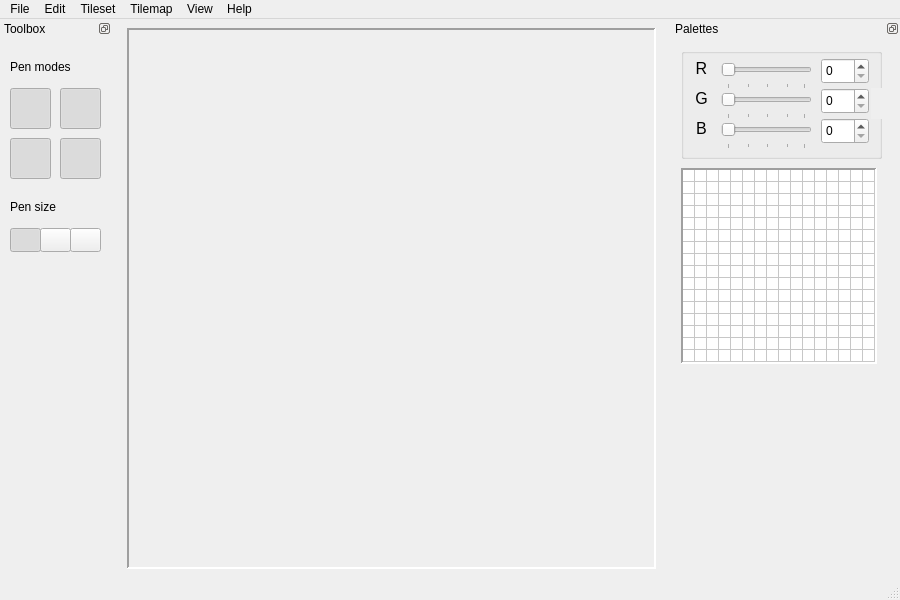
First picture: the form in mainwindow.ui, repository LoxoSoftware/RetroMap, before the edit.
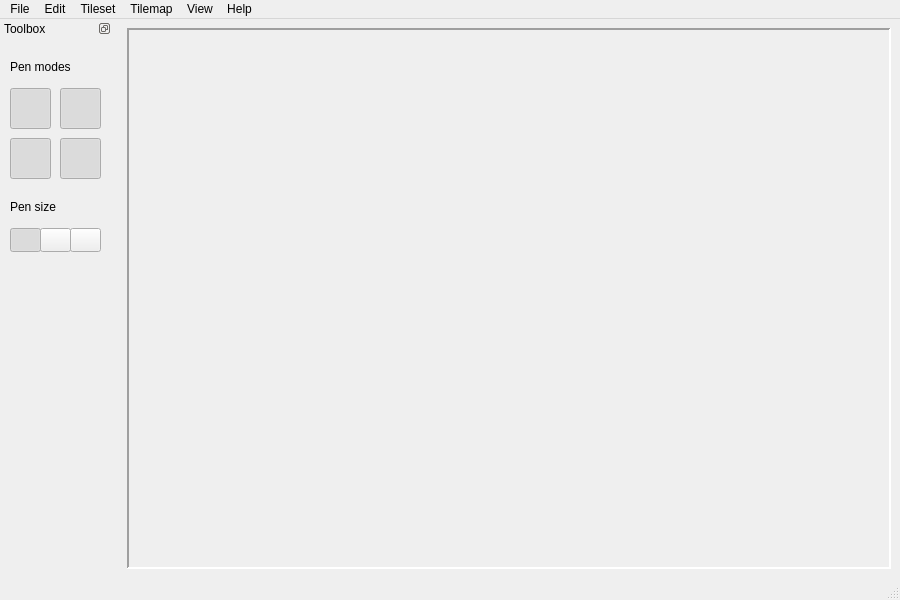
Second picture: the form after the edit. Icons and pictures are not drawn.

Commit message: Bring palette editor into a separate class

The edit to the form file:
```diff
--- a/mainwindow.ui
+++ b/mainwindow.ui
@@ -45,8 +45,8 @@
         <rect>
          <x>0</x>
          <y>0</y>
-         <width>545</width>
-         <height>546</height>
+         <width>771</width>
+         <height>520</height>
         </rect>
        </property>
       </widget>
@@ -381,474 +381,6 @@
     </widget>
    </widget>
   </widget>
-  <widget class="QDockWidget" name="dckPalette">
-   <property name="sizePolicy">
-    <sizepolicy hsizetype="Preferred" vsizetype="Minimum">
-     <horstretch>0</horstretch>
-     <verstretch>0</verstretch>
-    </sizepolicy>
-   </property>
-   <property name="minimumSize">
-    <size>
-     <width>229</width>
-     <height>360</height>
-    </size>
-   </property>
-   <property name="maximumSize">
-    <size>
-     <width>229</width>
-     <height>360</height>
-    </size>
-   </property>
-   <property name="features">
-    <set>QDockWidget::DockWidgetFeature::DockWidgetFloatable|QDockWidget::DockWidgetFeature::DockWidgetMovable</set>
-   </property>
-   <property name="allowedAreas">
-    <set>Qt::DockWidgetArea::LeftDockWidgetArea|Qt::DockWidgetArea::RightDockWidgetArea</set>
-   </property>
-   <property name="windowTitle">
-    <string>Palettes</string>
-   </property>
-   <attribute name="dockWidgetArea">
-    <number>2</number>
-   </attribute>
-   <widget class="QWidget" name="dckPalette_content">
-    <widget class="QTableWidget" name="tblPalette">
-     <property name="geometry">
-      <rect>
-       <x>10</x>
-       <y>130</y>
-       <width>196</width>
-       <height>196</height>
-      </rect>
-     </property>
-     <property name="minimumSize">
-      <size>
-       <width>196</width>
-       <height>196</height>
-      </size>
-     </property>
-     <property name="maximumSize">
-      <size>
-       <width>196</width>
-       <height>196</height>
-      </size>
-     </property>
-     <property name="font">
-      <font>
-       <pointsize>1</pointsize>
-       <italic>false</italic>
-       <kerning>false</kerning>
-      </font>
-     </property>
-     <property name="frameShape">
-      <enum>QFrame::Shape::Panel</enum>
-     </property>
-     <property name="frameShadow">
-      <enum>QFrame::Shadow::Sunken</enum>
-     </property>
-     <property name="lineWidth">
-      <number>2</number>
-     </property>
-     <property name="editTriggers">
-      <set>QAbstractItemView::EditTrigger::NoEditTriggers</set>
-     </property>
-     <property name="tabKeyNavigation">
-      <bool>false</bool>
-     </property>
-     <property name="showDropIndicator" stdset="0">
-      <bool>false</bool>
-     </property>
-     <property name="dragEnabled">
-      <bool>false</bool>
-     </property>
-     <property name="dragDropOverwriteMode">
-      <bool>false</bool>
-     </property>
-     <property name="dragDropMode">
-      <enum>QAbstractItemView::DragDropMode::NoDragDrop</enum>
-     </property>
-     <property name="defaultDropAction">
-      <enum>Qt::DropAction::MoveAction</enum>
-     </property>
-     <property name="alternatingRowColors">
-      <bool>false</bool>
-     </property>
-     <property name="selectionMode">
-      <enum>QAbstractItemView::SelectionMode::ContiguousSelection</enum>
-     </property>
-     <property name="textElideMode">
-      <enum>Qt::TextElideMode::ElideNone</enum>
-     </property>
-     <property name="gridStyle">
-      <enum>Qt::PenStyle::SolidLine</enum>
-     </property>
-     <property name="wordWrap">
-      <bool>false</bool>
-     </property>
-     <property name="cornerButtonEnabled">
-      <bool>false</bool>
-     </property>
-     <property name="rowCount">
-      <number>16</number>
-     </property>
-     <attribute name="horizontalHeaderVisible">
-      <bool>false</bool>
-     </attribute>
-     <attribute name="horizontalHeaderMinimumSectionSize">
-      <number>12</number>
-     </attribute>
-     <attribute name="horizontalHeaderDefaultSectionSize">
-      <number>12</number>
-     </attribute>
-     <attribute name="verticalHeaderVisible">
-      <bool>false</bool>
-     </attribute>
-     <attribute name="verticalHeaderMinimumSectionSize">
-      <number>12</number>
-     </attribute>
-     <attribute name="verticalHeaderDefaultSectionSize">
-      <number>12</number>
-     </attribute>
-     <row/>
-     <row/>
-     <row/>
-     <row/>
-     <row/>
-     <row/>
-     <row/>
-     <row/>
-     <row/>
-     <row/>
-     <row/>
-     <row/>
-     <row/>
-     <row/>
-     <row/>
-     <row/>
-     <column>
-      <property name="text">
-       <string/>
-      </property>
-     </column>
-     <column>
-      <property name="text">
-       <string/>
-      </property>
-     </column>
-     <column>
-      <property name="text">
-       <string/>
-      </property>
-     </column>
-     <column>
-      <property name="text">
-       <string/>
-      </property>
-     </column>
-     <column>
-      <property name="text">
-       <string/>
-      </property>
-     </column>
-     <column>
-      <property name="text">
-       <string/>
-      </property>
-     </column>
-     <column>
-      <property name="text">
-       <string/>
-      </property>
-     </column>
-     <column>
-      <property name="text">
-       <string/>
-      </property>
-     </column>
-     <column>
-      <property name="text">
-       <string/>
-      </property>
-     </column>
-     <column>
-      <property name="text">
-       <string/>
-      </property>
-     </column>
-     <column>
-      <property name="text">
-       <string/>
-      </property>
-     </column>
-     <column>
-      <property name="text">
-       <string/>
-      </property>
-     </column>
-     <column>
-      <property name="text">
-       <string/>
-      </property>
-     </column>
-     <column>
-      <property name="text">
-       <string/>
-      </property>
-     </column>
-     <column>
-      <property name="text">
-       <string/>
-      </property>
-     </column>
-     <column>
-      <property name="text">
-       <string notr="true"/>
-      </property>
-     </column>
-     <item row="5" column="6">
-      <property name="text">
-       <string/>
-      </property>
-     </item>
-     <item row="6" column="8">
-      <property name="text">
-       <string/>
-      </property>
-     </item>
-    </widget>
-    <widget class="QGroupBox" name="grpColoredit">
-     <property name="geometry">
-      <rect>
-       <x>10</x>
-       <y>10</y>
-       <width>201</width>
-       <height>111</height>
-      </rect>
-     </property>
-     <property name="title">
-      <string notr="true"/>
-     </property>
-     <widget class="QSpinBox" name="spbRedChannel">
-      <property name="geometry">
-       <rect>
-        <x>140</x>
-        <y>10</y>
-        <width>48</width>
-        <height>26</height>
-       </rect>
-      </property>
-      <property name="maximum">
-       <number>31</number>
-      </property>
-      <property name="displayIntegerBase">
-       <number>16</number>
-      </property>
-     </widget>
-     <widget class="QSlider" name="sliRedChannel">
-      <property name="geometry">
-       <rect>
-        <x>40</x>
-        <y>10</y>
-        <width>91</width>
-        <height>31</height>
-       </rect>
-      </property>
-      <property name="maximum">
-       <number>31</number>
-      </property>
-      <property name="pageStep">
-       <number>8</number>
-      </property>
-      <property name="orientation">
-       <enum>Qt::Orientation::Horizontal</enum>
-      </property>
-      <property name="invertedAppearance">
-       <bool>false</bool>
-      </property>
-      <property name="invertedControls">
-       <bool>false</bool>
-      </property>
-      <property name="tickPosition">
-       <enum>QSlider::TickPosition::TicksBelow</enum>
-      </property>
-      <property name="tickInterval">
-       <number>8</number>
-      </property>
-     </widget>
-     <widget class="QSlider" name="sliBlueChannel">
-      <property name="geometry">
-       <rect>
-        <x>40</x>
-        <y>70</y>
-        <width>91</width>
-        <height>31</height>
-       </rect>
-      </property>
-      <property name="maximum">
-       <number>31</number>
-      </property>
-      <property name="pageStep">
-       <number>8</number>
-      </property>
-      <property name="orientation">
-       <enum>Qt::Orientation::Horizontal</enum>
-      </property>
-      <property name="invertedAppearance">
-       <bool>false</bool>
-      </property>
-      <property name="invertedControls">
-       <bool>false</bool>
-      </property>
-      <property name="tickPosition">
-       <enum>QSlider::TickPosition::TicksBelow</enum>
-      </property>
-      <property name="tickInterval">
-       <number>8</number>
-      </property>
-     </widget>
-     <widget class="QSpinBox" name="spbGreenChannel">
-      <property name="geometry">
-       <rect>
-        <x>140</x>
-        <y>40</y>
-        <width>48</width>
-        <height>26</height>
-       </rect>
-      </property>
-      <property name="maximum">
-       <number>31</number>
-      </property>
-      <property name="displayIntegerBase">
-       <number>16</number>
-      </property>
-     </widget>
-     <widget class="QSlider" name="sliGreenChannel">
-      <property name="geometry">
-       <rect>
-        <x>40</x>
-        <y>40</y>
-        <width>91</width>
-        <height>31</height>
-       </rect>
-      </property>
-      <property name="maximum">
-       <number>31</number>
-      </property>
-      <property name="pageStep">
-       <number>8</number>
-      </property>
-      <property name="orientation">
-       <enum>Qt::Orientation::Horizontal</enum>
-      </property>
-      <property name="invertedAppearance">
-       <bool>false</bool>
-      </property>
-      <property name="invertedControls">
-       <bool>false</bool>
-      </property>
-      <property name="tickPosition">
-       <enum>QSlider::TickPosition::TicksBelow</enum>
-      </property>
-      <property name="tickInterval">
-       <number>8</number>
-      </property>
-     </widget>
-     <widget class="QLabel" name="lblGreenChannel">
-      <property name="geometry">
-       <rect>
-        <x>10</x>
-        <y>40</y>
-        <width>21</width>
-        <height>21</height>
-       </rect>
-      </property>
-      <property name="font">
-       <font>
-        <pointsize>12</pointsize>
-       </font>
-      </property>
-      <property name="text">
-       <string>G</string>
-      </property>
-      <property name="alignment">
-       <set>Qt::AlignmentFlag::AlignCenter</set>
-      </property>
-     </widget>
-     <widget class="QLabel" name="lblRedChannel">
-      <property name="geometry">
-       <rect>
-        <x>10</x>
-        <y>10</y>
-        <width>21</width>
-        <height>21</height>
-       </rect>
-      </property>
-      <property name="font">
-       <font>
-        <pointsize>12</pointsize>
-       </font>
-      </property>
-      <property name="text">
-       <string>R</string>
-      </property>
-      <property name="alignment">
-       <set>Qt::AlignmentFlag::AlignCenter</set>
-      </property>
-     </widget>
-     <widget class="QSpinBox" name="spbBlueChannel">
-      <property name="geometry">
-       <rect>
-        <x>140</x>
-        <y>70</y>
-        <width>48</width>
-        <height>26</height>
-       </rect>
-      </property>
-      <property name="maximum">
-       <number>31</number>
-      </property>
-      <property name="displayIntegerBase">
-       <number>16</number>
-      </property>
-     </widget>
-     <widget class="QLabel" name="lblBlueChannel">
-      <property name="geometry">
-       <rect>
-        <x>10</x>
-        <y>70</y>
-        <width>21</width>
-        <height>21</height>
-       </rect>
-      </property>
-      <property name="font">
-       <font>
-        <pointsize>12</pointsize>
-       </font>
-      </property>
-      <property name="text">
-       <string>B</string>
-      </property>
-      <property name="alignment">
-       <set>Qt::AlignmentFlag::AlignCenter</set>
-      </property>
-     </widget>
-    </widget>
-    <widget class="QWidget" name="widPrimaryColor" native="true">
-     <property name="geometry">
-      <rect>
-       <x>200</x>
-       <y>50</y>
-       <width>21</width>
-       <height>31</height>
-      </rect>
-     </property>
-     <property name="autoFillBackground">
-      <bool>true</bool>
-     </property>
-    </widget>
-   </widget>
-  </widget>
   <action name="actionQuit">
    <property name="icon">
     <iconset theme="application-exit"/>
```
Left out of the diff: 2 changed lines with no effect on the pictures. The commit also changes 6 other files.
